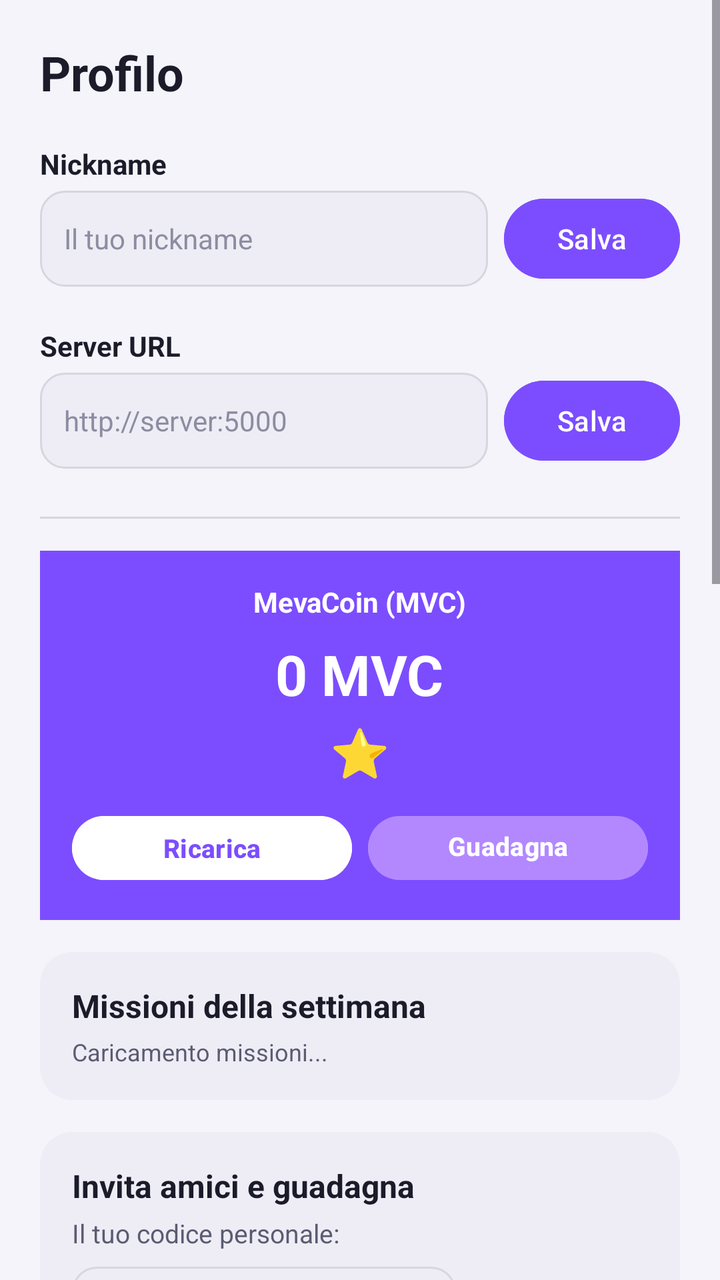
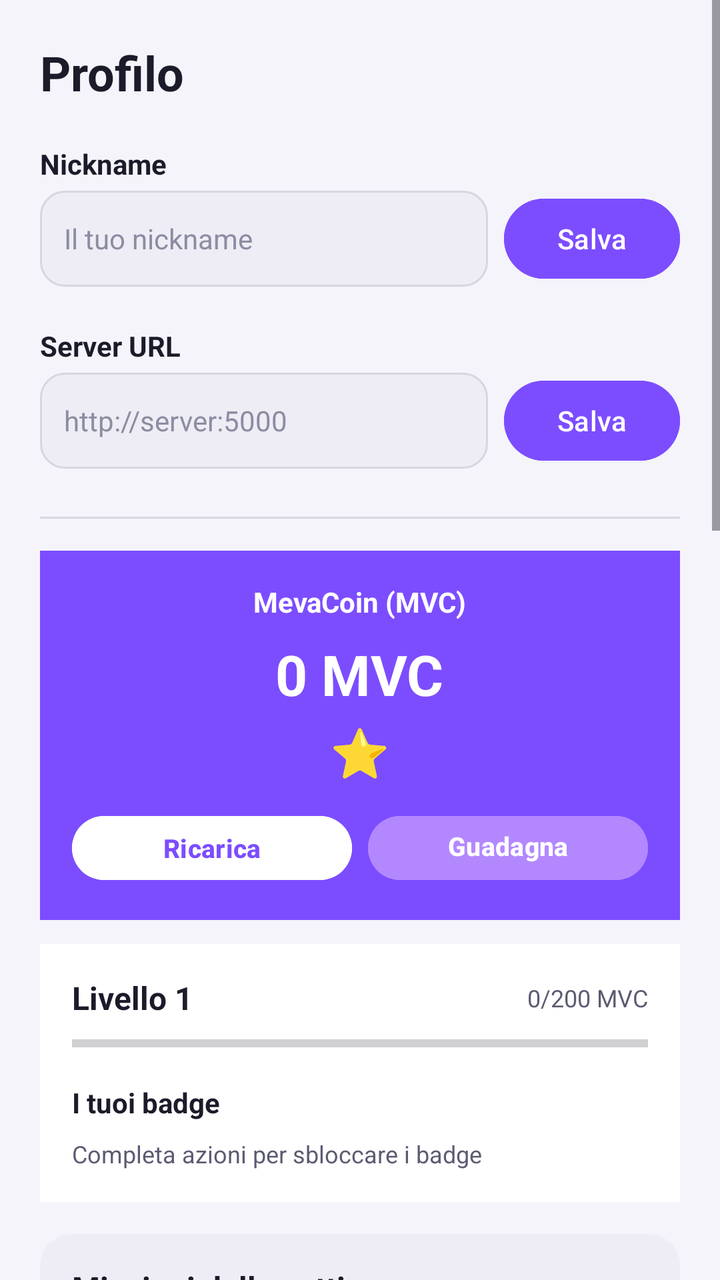

Compare the two renders of this Android layout. The source of the first and the diff that turns it into the second are given below.
<!-- AndroidManifest.xml: application theme AppTheme -->
<!-- res/layout/fragment_profile.xml -->
<?xml version="1.0" encoding="utf-8"?>
<ScrollView xmlns:android="http://schemas.android.com/apk/res/android"
    android:layout_width="match_parent"
    android:layout_height="match_parent"
    android:background="@color/background"
    android:fillViewport="true">

    <LinearLayout
        android:layout_width="match_parent"
        android:layout_height="wrap_content"
        android:orientation="vertical"
        android:padding="20dp">

        <TextView
            android:layout_width="wrap_content"
            android:layout_height="wrap_content"
            android:text="Profilo"
            android:textColor="@color/on_surface"
            android:textSize="24sp"
            android:textStyle="bold" />

        
        <TextView
            android:id="@+id/prof_preferiti_title"
            android:layout_width="wrap_content"
            android:layout_height="wrap_content"
            android:layout_marginTop="16dp"
            android:text="I tuoi Preferiti"
            android:textColor="@color/primary"
            android:textSize="16sp"
            android:textStyle="bold"
            android:visibility="gone" />

        <androidx.recyclerview.widget.RecyclerView
            android:id="@+id/prof_preferiti_recycler"
            android:layout_width="match_parent"
            android:layout_height="wrap_content"
            android:layout_marginTop="4dp"
            android:clipToPadding="false"
            android:nestedScrollingEnabled="false"
            android:orientation="horizontal"
            android:paddingHorizontal="4dp"
            android:paddingBottom="4dp"
            android:visibility="gone" />

        
        <TextView
            android:id="@+id/prof_perte_title"
            android:layout_width="wrap_content"
            android:layout_height="wrap_content"
            android:layout_marginTop="12dp"
            android:text="Per Te"
            android:textColor="@color/primary"
            android:textSize="16sp"
            android:textStyle="bold"
            android:visibility="gone" />

        <androidx.recyclerview.widget.RecyclerView
            android:id="@+id/prof_perte_recycler"
            android:layout_width="match_parent"
            android:layout_height="wrap_content"
            android:layout_marginTop="4dp"
            android:clipToPadding="false"
            android:nestedScrollingEnabled="false"
            android:orientation="horizontal"
            android:paddingHorizontal="4dp"
            android:paddingBottom="4dp"
            android:visibility="gone" />

        
        <TextView
            android:layout_width="wrap_content"
            android:layout_height="wrap_content"
            android:layout_marginTop="20dp"
            android:text="Nickname"
            android:textColor="@color/on_surface"
            android:textSize="14sp"
            android:textStyle="bold" />

        <LinearLayout
            android:layout_width="match_parent"
            android:layout_height="wrap_content"
            android:layout_marginTop="4dp"
            android:orientation="horizontal">

            <com.google.android.material.textfield.TextInputEditText
                android:id="@+id/field_nickname"
                android:layout_width="0dp"
                android:layout_height="48dp"
                android:layout_weight="1"
                android:background="@drawable/edittext_bg"
                android:hint="Il tuo nickname"
                android:padding="12dp"
                android:textColor="@color/on_surface"
                android:textColorHint="@color/on_surface_dim"
                android:textSize="14sp" />

            <com.google.android.material.button.MaterialButton
                android:id="@+id/btn_save_nickname"
                android:layout_width="wrap_content"
                android:layout_height="48dp"
                android:layout_marginStart="8dp"
                android:backgroundTint="@color/primary"
                android:text="Salva"
                android:textColor="@color/on_primary"
                android:textSize="14sp" />

        </LinearLayout>

        <TextView
            android:id="@+id/nickname_status"
            android:layout_width="wrap_content"
            android:layout_height="wrap_content"
            android:layout_marginTop="4dp"
            android:textColor="@color/on_surface_variant"
            android:textSize="12sp"
            android:visibility="gone" />

        
        <TextView
            android:layout_width="wrap_content"
            android:layout_height="wrap_content"
            android:layout_marginTop="20dp"
            android:text="Server URL"
            android:textColor="@color/on_surface"
            android:textSize="14sp"
            android:textStyle="bold" />

        <LinearLayout
            android:layout_width="match_parent"
            android:layout_height="wrap_content"
            android:layout_marginTop="4dp"
            android:orientation="horizontal">

            <com.google.android.material.textfield.TextInputEditText
                android:id="@+id/field_server_url"
                android:layout_width="0dp"
                android:layout_height="48dp"
                android:layout_weight="1"
                android:background="@drawable/edittext_bg"
                android:hint="http://server:5000"
                android:inputType="textUri"
                android:padding="12dp"
                android:textColor="@color/on_surface"
                android:textColorHint="@color/on_surface_dim"
                android:textSize="14sp" />

            <com.google.android.material.button.MaterialButton
                android:id="@+id/btn_save_server"
                android:layout_width="wrap_content"
                android:layout_height="48dp"
                android:layout_marginStart="8dp"
                android:backgroundTint="@color/primary"
                android:text="Salva"
                android:textColor="@color/on_primary"
                android:textSize="14sp" />

        </LinearLayout>

        <TextView
            android:id="@+id/server_status"
            android:layout_width="wrap_content"
            android:layout_height="wrap_content"
            android:layout_marginTop="4dp"
            android:textColor="@color/on_surface_variant"
            android:textSize="12sp"
            android:visibility="gone" />

        <View
            android:layout_width="match_parent"
            android:layout_height="1dp"
            android:layout_marginTop="24dp"
            android:background="@color/outline" />

        
        <LinearLayout
            android:layout_width="match_parent"
            android:layout_height="wrap_content"
            android:layout_marginTop="16dp"
            android:orientation="vertical"
            android:padding="16dp"
            android:background="@color/primary"
            android:gravity="center_horizontal">

            <TextView
                android:layout_width="wrap_content"
                android:layout_height="wrap_content"
                android:text="MevaCoin (MVC)"
                android:textColor="@color/on_primary"
                android:textSize="14sp"
                android:textStyle="bold" />

            <TextView
                android:id="@+id/mevacoins_balance_text"
                android:layout_width="wrap_content"
                android:layout_height="wrap_content"
                android:layout_marginTop="8dp"
                android:text="0 MVC"
                android:textColor="@color/on_primary"
                android:textSize="28sp"
                android:textStyle="bold" />

            <TextView
                android:layout_width="wrap_content"
                android:layout_height="wrap_content"
                android:text="⭐"
                android:textSize="24sp"
                android:layout_marginTop="4dp" />

            <LinearLayout
                android:layout_width="match_parent"
                android:layout_height="wrap_content"
                android:layout_marginTop="12dp"
                android:orientation="horizontal"
                android:gravity="center">

                <com.google.android.material.button.MaterialButton
                    android:id="@+id/btn_ricarica"
                    android:layout_width="0dp"
                    android:layout_height="40dp"
                    android:layout_weight="1"
                    android:layout_marginEnd="4dp"
                    android:backgroundTint="@color/on_primary"
                    android:text="Ricarica"
                    android:textColor="@color/primary"
                    android:textSize="13sp"
                    android:textStyle="bold" />

                <com.google.android.material.button.MaterialButton
                    android:id="@+id/btn_guadagna"
                    android:layout_width="0dp"
                    android:layout_height="40dp"
                    android:layout_weight="1"
                    android:layout_marginStart="4dp"
                    android:backgroundTint="@color/primary_light"
                    android:text="Guadagna MVC"
                    android:textColor="@color/on_primary"
                    android:textSize="13sp"
                    android:textStyle="bold" />

            </LinearLayout>

        </LinearLayout>

        
        <LinearLayout
            android:id="@+id/mission_container"
            android:layout_width="match_parent"
            android:layout_height="wrap_content"
            android:layout_marginTop="16dp"
            android:orientation="vertical"
            android:padding="16dp"
            android:background="@drawable/card_bg">

            <TextView
                android:layout_width="wrap_content"
                android:layout_height="wrap_content"
                android:text="Missioni della settimana"
                android:textColor="@color/on_surface"
                android:textSize="16sp"
                android:textStyle="bold" />

            <TextView
                android:id="@+id/mission_summary"
                android:layout_width="wrap_content"
                android:layout_height="wrap_content"
                android:layout_marginTop="4dp"
                android:text="Caricamento missioni..."
                android:textColor="@color/on_surface_variant"
                android:textSize="12sp" />

        </LinearLayout>

        
        <LinearLayout
            android:layout_width="match_parent"
            android:layout_height="wrap_content"
            android:layout_marginTop="16dp"
            android:orientation="vertical"
            android:padding="16dp"
            android:background="@drawable/card_bg">

            <TextView
                android:layout_width="wrap_content"
                android:layout_height="wrap_content"
                android:text="Invita amici e guadagna"
                android:textColor="@color/on_surface"
                android:textSize="16sp"
                android:textStyle="bold" />

            <TextView
                android:layout_width="wrap_content"
                android:layout_height="wrap_content"
                android:layout_marginTop="4dp"
                android:text="Il tuo codice personale:"
                android:textColor="@color/on_surface_variant"
                android:textSize="13sp" />

            <LinearLayout
                android:layout_width="match_parent"
                android:layout_height="wrap_content"
                android:layout_marginTop="8dp"
                android:orientation="horizontal"
                android:gravity="center_vertical">

                <TextView
                    android:id="@+id/referral_code_text"
                    android:layout_width="0dp"
                    android:layout_height="48dp"
                    android:layout_weight="1"
                    android:gravity="center"
                    android:background="@drawable/edittext_bg"
                    android:text="..."
                    android:textColor="@color/primary"
                    android:textSize="18sp"
                    android:textStyle="bold" />

                <com.google.android.material.button.MaterialButton
                    android:id="@+id/btn_copy_referral"
                    android:layout_width="wrap_content"
                    android:layout_height="40dp"
                    android:layout_marginStart="8dp"
                    android:backgroundTint="@color/primary"
                    android:text="Copia"
                    android:textColor="@color/on_primary"
                    android:textSize="13sp" />

            </LinearLayout>

            <TextView
                android:layout_width="wrap_content"
                android:layout_height="wrap_content"
                android:layout_marginTop="8dp"
                android:text="Tu guadagni 100 MVC, il tuo amico 50 MVC. Se invia il primo messaggio, guadagni altri 100 MVC!"
                android:textColor="@color/on_surface_variant"
                android:textSize="12sp"
                android:lineSpacingExtra="4dp" />

            <com.google.android.material.button.MaterialButton
                android:id="@+id/btn_share_referral"
                android:layout_width="match_parent"
                android:layout_height="44dp"
                android:layout_marginTop="12dp"
                android:backgroundTint="@color/primary"
                android:text="Invita amici"
                android:textColor="@color/on_primary"
                android:textSize="14sp"
                android:textStyle="bold" />

        </LinearLayout>

        
        <LinearLayout
            android:layout_width="match_parent"
            android:layout_height="wrap_content"
            android:layout_marginTop="12dp"
            android:orientation="vertical"
            android:padding="16dp"
            android:background="@drawable/card_bg">

            <TextView
                android:layout_width="wrap_content"
                android:layout_height="wrap_content"
                android:text="Condividi sui social"
                android:textColor="@color/on_surface"
                android:textSize="16sp"
                android:textStyle="bold" />

            <TextView
                android:layout_width="wrap_content"
                android:layout_height="wrap_content"
                android:layout_marginTop="4dp"
                android:text="Condividi l'app e guadagna 30 MVC per ogni condivisione (max 3 al giorno)"
                android:textColor="@color/on_surface_variant"
                android:textSize="13sp"
                android:lineSpacingExtra="4dp" />

            <TextView
                android:id="@+id/share_status_text"
                android:layout_width="wrap_content"
                android:layout_height="wrap_content"
                android:layout_marginTop="4dp"
                android:textColor="@color/status_connected"
                android:textSize="12sp"
                android:visibility="gone" />

            <com.google.android.material.button.MaterialButton
                android:id="@+id/btn_social_share"
                android:layout_width="match_parent"
                android:layout_height="44dp"
                android:layout_marginTop="12dp"
                android:backgroundTint="@color/primary_light"
                android:text="Condividi e guadagna 30 MVC"
                android:textColor="@color/on_primary"
                android:textSize="14sp"
                android:textStyle="bold" />

        </LinearLayout>

        
        <TextView
            android:layout_width="wrap_content"
            android:layout_height="wrap_content"
            android:layout_marginTop="20dp"
            android:text="Le tue preferenze"
            android:textColor="@color/on_surface"
            android:textSize="18sp"
            android:textStyle="bold" />

        <TextView
            android:layout_width="wrap_content"
            android:layout_height="wrap_content"
            android:layout_marginTop="4dp"
            android:text="Modifica i tuoi interessi per ricevere suggerimenti migliori"
            android:textColor="@color/on_surface_variant"
            android:textSize="13sp"
            android:lineSpacingExtra="4dp" />

        <com.google.android.material.button.MaterialButton
            android:id="@+id/btn_edit_preferences"
            android:layout_width="match_parent"
            android:layout_height="48dp"
            android:layout_marginTop="12dp"
            android:backgroundTint="@color/primary"
            android:text="Modifica preferenze"
            android:textColor="@color/on_primary"
            android:textSize="14sp"
            android:textStyle="bold" />

        <View
            android:layout_width="match_parent"
            android:layout_height="1dp"
            android:layout_marginTop="24dp"
            android:background="@color/outline" />

        
        <TextView
            android:layout_width="wrap_content"
            android:layout_height="wrap_content"
            android:layout_marginTop="16dp"
            android:text="Memoria AI"
            android:textColor="@color/on_surface"
            android:textSize="18sp"
            android:textStyle="bold" />

        <TextView
            android:layout_width="wrap_content"
            android:layout_height="wrap_content"
            android:layout_marginTop="4dp"
            android:text="I personaggi ricordano le tue conversazioni. Puoi resettare la memoria in qualsiasi momento."
            android:textColor="@color/on_surface_variant"
            android:textSize="13sp"
            android:lineSpacingExtra="4dp" />

        <com.google.android.material.button.MaterialButton
            android:id="@+id/btn_reset_all"
            android:layout_width="match_parent"
            android:layout_height="48dp"
            android:layout_marginTop="12dp"
            android:backgroundTint="@color/error_container"
            android:text="Resetta tutta la cronologia"
            android:textColor="@color/error"
            android:textSize="14sp"
            android:textStyle="bold" />

        <TextView
            android:id="@+id/reset_status"
            android:layout_width="match_parent"
            android:layout_height="wrap_content"
            android:layout_marginTop="8dp"
            android:gravity="center"
            android:textColor="@color/on_surface_variant"
            android:textSize="14sp"
            android:visibility="gone" />

        <com.google.android.material.button.MaterialButton
            android:id="@+id/btn_delete_account"
            android:layout_width="match_parent"
            android:layout_height="48dp"
            android:layout_marginTop="16dp"
            android:backgroundTint="@color/error"
            android:text="Elimina account"
            android:textColor="@android:color/white"
            android:textSize="14sp"
            android:textStyle="bold" />

        <TextView
            android:id="@+id/delete_account_status"
            android:layout_width="match_parent"
            android:layout_height="wrap_content"
            android:layout_marginTop="8dp"
            android:gravity="center"
            android:textColor="@color/on_surface_variant"
            android:textSize="14sp"
            android:visibility="gone" />

        
        <View
            android:id="@+id/admin_divider"
            android:layout_width="match_parent"
            android:layout_height="1dp"
            android:layout_marginTop="24dp"
            android:background="@color/outline"
            android:visibility="gone" />

        <LinearLayout
            android:id="@+id/admin_section"
            android:layout_width="match_parent"
            android:layout_height="wrap_content"
            android:layout_marginTop="16dp"
            android:orientation="vertical"
            android:visibility="gone">

            <TextView
                android:layout_width="wrap_content"
                android:layout_height="wrap_content"
                android:text="Amministrazione"
                android:textColor="@color/on_surface"
                android:textSize="18sp"
                android:textStyle="bold" />

            <TextView
                android:layout_width="wrap_content"
                android:layout_height="wrap_content"
                android:layout_marginTop="4dp"
                android:text="Gestisci l'importazione dei personaggi e il database"
                android:textColor="@color/on_surface_variant"
                android:textSize="13sp"
                android:lineSpacingExtra="4dp" />

            <com.google.android.material.button.MaterialButton
                android:id="@+id/btn_import_manage"
                android:layout_width="match_parent"
                android:layout_height="48dp"
                android:layout_marginTop="12dp"
                android:backgroundTint="@color/primary"
                android:text="Gestisci Importazione"
                android:textColor="@color/on_primary"
                android:textSize="14sp"
                android:textStyle="bold" />

        </LinearLayout>

        <View
            android:layout_width="match_parent"
            android:layout_height="48dp" />

    </LinearLayout>

</ScrollView>
<!-- resources referenced by this layout -->
<resources>
  <color name="background">#F4F4FA</color>
  <color name="error">#D32F2F</color>
  <color name="error_container">#FFDAD6</color>
  <color name="on_primary">#FFFFFF</color>
  <color name="on_surface">#1B1B2A</color>
  <color name="on_surface_dim">#8C8CA2</color>
  <color name="on_surface_variant">#5B5B72</color>
  <color name="outline">#D7D6E0</color>
  <color name="primary">#7C4DFF</color>
  <color name="primary_light">#B388FF</color>
  <color name="status_connected">#2E7D32</color>
  <!-- drawable card_bg (drawable) -->
  <?xml version="1.0" encoding="utf-8"?>
  <shape xmlns:android="http://schemas.android.com/apk/res/android"
         android:shape="rectangle">
      <solid android:color="@color/surface_container"/>
      <corners android:radius="16dp"/>
      <padding android:left="16dp" android:top="16dp" android:right="16dp" android:bottom="16dp"/>
  </shape>
  <!-- drawable edittext_bg (drawable) -->
  <?xml version="1.0" encoding="utf-8"?>
  <shape xmlns:android="http://schemas.android.com/apk/res/android"
         android:shape="rectangle">
      <solid android:color="@color/surface_container"/>
      <corners android:radius="12dp"/>
      <stroke android:width="1dp" android:color="@color/outline"/>
  </shape>
  <style name="AppTheme" parent="Theme.Material3.DayNight.NoActionBar">
          <item name="colorPrimary">@color/primary</item>
          <item name="colorOnPrimary">@color/on_primary</item>
          <item name="colorPrimaryContainer">@color/primary_dark</item>
          <item name="colorOnPrimaryContainer">@color/on_primary</item>
          <item name="colorSecondary">@color/secondary</item>
          <item name="colorTertiary">@color/tertiary</item>
          <item name="colorSurface">@color/surface</item>
          <item name="colorOnSurface">@color/on_surface</item>
          <item name="colorSurfaceVariant">@color/surface_variant</item>
          <item name="colorOnSurfaceVariant">@color/on_surface_variant</item>
          <item name="colorSurfaceContainer">@color/surface_container</item>
          <item name="android:colorBackground">@color/background</item>
          <item name="android:windowBackground">@color/background</item>
          <item name="android:statusBarColor">@color/background_dark</item>
          <item name="android:navigationBarColor">@color/bottom_nav_bg</item>
          <item name="android:windowLightStatusBar">false</item>
          <item name="colorError">@color/error</item>
          <item name="colorOnError">@color/on_primary</item>
          <item name="colorErrorContainer">@color/error_container</item>
          <item name="colorOutline">@color/outline</item>
      </style>
  <color name="surface_container">#EEEDF5</color>
  <color name="primary_dark">#651FFF</color>
  <color name="secondary">#03DAC6</color>
  <color name="tertiary">#FF6E40</color>
  <color name="surface">#FFFFFF</color>
  <color name="surface_variant">#E3E1EC</color>
  <color name="background_dark">#E9E8F2</color>
  <color name="bottom_nav_bg">#FFFFFF</color>
</resources>

<!-- the commit's change to res/layout/fragment_profile.xml (unified diff, before → after) -->
@@ -244,6 +244,77 @@
 
         
         <LinearLayout
+            android:layout_width="match_parent"
+            android:layout_height="wrap_content"
+            android:layout_marginTop="12dp"
+            android:orientation="vertical"
+            android:padding="16dp"
+            android:background="@color/surface">
+
+            <LinearLayout
+                android:layout_width="match_parent"
+                android:layout_height="wrap_content"
+                android:orientation="horizontal"
+                android:gravity="center_vertical">
+
+                <TextView
+                    android:id="@+id/mvc_level_text"
+                    android:layout_width="0dp"
+                    android:layout_height="wrap_content"
+                    android:layout_weight="1"
+                    android:text="Livello 1"
+                    android:textColor="@color/on_surface"
+                    android:textSize="16sp"
+                    android:textStyle="bold" />
+
+                <TextView
+                    android:id="@+id/mvc_level_progress_text"
+                    android:layout_width="wrap_content"
+                    android:layout_height="wrap_content"
+                    android:text="0/200 MVC"
+                    android:textColor="@color/on_surface_variant"
+                    android:textSize="12sp" />
+            </LinearLayout>
+
+            <ProgressBar
+                android:id="@+id/mvc_level_progress"
+                style="?android:attr/progressBarStyleHorizontal"
+                android:layout_width="match_parent"
+                android:layout_height="8dp"
+                android:layout_marginTop="8dp"
+                android:progress="0"
+                android:max="100"
+                android:progressTint="@color/primary" />
+
+            <TextView
+                android:layout_width="wrap_content"
+                android:layout_height="wrap_content"
+                android:layout_marginTop="16dp"
+                android:text="I tuoi badge"
+                android:textColor="@color/on_surface"
+                android:textSize="14sp"
+                android:textStyle="bold" />
+
+            <com.google.android.material.chip.ChipGroup
+                android:id="@+id/mvc_badges_group"
+                android:layout_width="match_parent"
+                android:layout_height="wrap_content"
+                android:layout_marginTop="8dp"
+                android:visibility="gone" />
+
+            <TextView
+                android:id="@+id/mvc_badges_empty"
+                android:layout_width="wrap_content"
+                android:layout_height="wrap_content"
+                android:layout_marginTop="8dp"
+                android:text="Completa azioni per sbloccare i badge"
+                android:textColor="@color/on_surface_variant"
+                android:textSize="12sp" />
+
+        </LinearLayout>
+
+        
+        <LinearLayout
             android:id="@+id/mission_container"
             android:layout_width="match_parent"
             android:layout_height="wrap_content"
